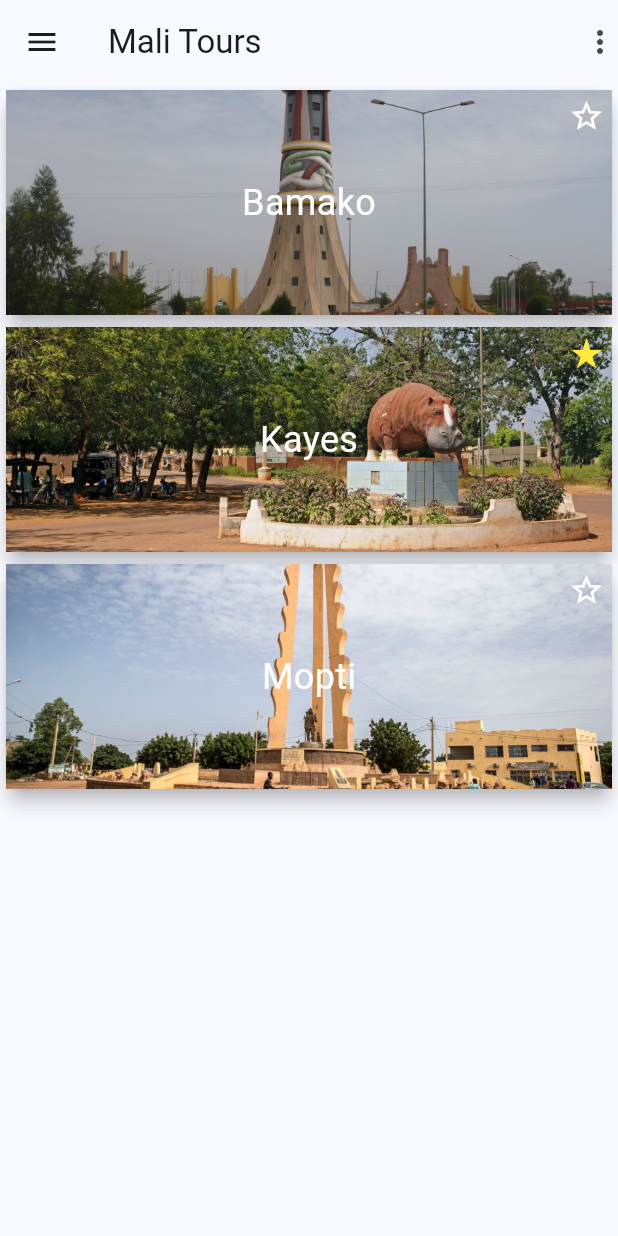
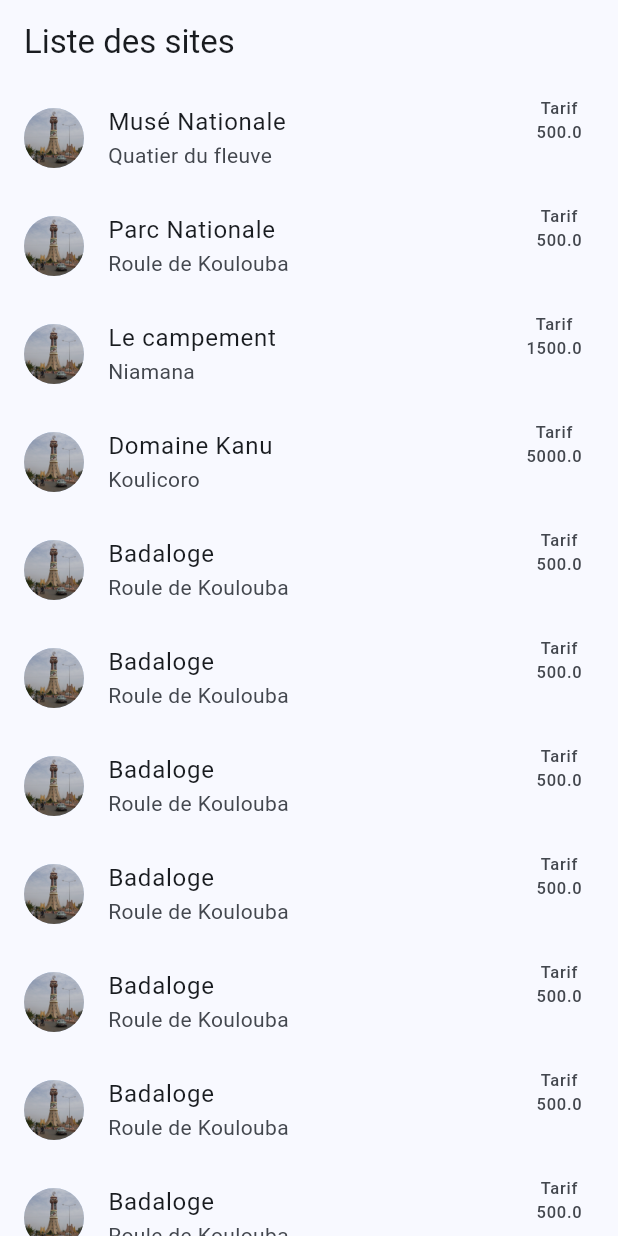
Before and after one commit to lifpro/malitours, a Flutter app: the screen it shows after launch, on a phone screen of 412 x 824 dp. Run offline on Flutter 3.47's test engine with Material 3 defaults, Android fonts, the phone set to English and light mode, and no system bars.

Commit message:
ListView

```diff
--- a/lib/main.dart
+++ b/lib/main.dart
@@ -1,5 +1,5 @@
 import 'package:flutter/material.dart';
-import 'package:malitours/view/home/home_view.dart';
+import 'package:malitours/view/site/site_view.dart';
 
 void main() {
   runApp(const MaliTours());
@@ -16,7 +16,7 @@ class MaliTours extends StatelessWidget {
         theme: ThemeData(
           colorScheme: ColorScheme.fromSeed(seedColor: Colors.blue),
         ),
-      home: HomeView(),
+        home: SiteView() //HomeView(),
         );
   }
 }
--- /dev/null
+++ b/lib/models/data.dart
@@ -0,0 +1,102 @@
+import 'package:malitours/models/site_model.dart';
+
+List<SiteModel> sites = [
+  SiteModel(
+      id: '1',
+      nom: 'Musé Nationale',
+      adresse: 'Quatier du fleuve',
+      tarif: 500,
+      image: 'assets/images/bamako.jpeg',
+      ville: 'Bamako'),
+  SiteModel(
+      id: '2',
+      nom: 'Parc Nationale',
+      adresse: 'Roule de Koulouba',
+      tarif: 500,
+      image: 'assets/images/bamako.jpeg',
+      ville: 'Bamako'),
+  SiteModel(
+      id: '3',
+      nom: 'Le campement',
+      adresse: 'Niamana',
+      tarif: 1500,
+      image: 'assets/images/bamako.jpeg',
+      ville: 'Bamako'),
+  SiteModel(
+      id: '1',
+      nom: 'Domaine Kanu',
+      adresse: 'Koulicoro',
+      tarif: 5000,
+      image: 'assets/images/bamako.jpeg',
+      ville: 'Bamako'),
+  SiteModel(
+      id: '1',
+      nom: 'Badaloge',
+      adresse: 'Roule de Koulouba',
+      tarif: 500,
+      image: 'assets/images/bamako.jpeg',
+      ville: 'Bamako'),
+  SiteModel(
+      id: '1',
+      nom: 'Badaloge',
+      adresse: 'Roule de Koulouba',
+      tarif: 500,
+      image: 'assets/images/bamako.jpeg',
+      ville: 'Bamako'),
+  SiteModel(
+      id: '1',
+      nom: 'Badaloge',
+      adresse: 'Roule de Koulouba',
+      tarif: 500,
+      image: 'assets/images/bamako.jpeg',
+      ville: 'Bamako'),
+  SiteModel(
+      id: '1',
+      nom: 'Badaloge',
+      adresse: 'Roule de Koulouba',
+      tarif: 500,
+      image: 'assets/images/bamako.jpeg',
+      ville: 'Bamako'),
+  SiteModel(
+      id: '1',
+      nom: 'Badaloge',
+      adresse: 'Roule de Koulouba',
+      tarif: 500,
+      image: 'assets/images/bamako.jpeg',
+      ville: 'Bamako'),
+  SiteModel(
+      id: '1',
+      nom: 'Badaloge',
+      adresse: 'Roule de Koulouba',
+      tarif: 500,
+      image: 'assets/images/bamako.jpeg',
+      ville: 'Bamako'),
+  SiteModel(
+      id: '1',
+      nom: 'Badaloge',
+      adresse: 'Roule de Koulouba',
+      tarif: 500,
+      image: 'assets/images/bamako.jpeg',
+      ville: 'Bamako'),
+  SiteModel(
+      id: '1',
+      nom: 'Badaloge',
+      adresse: 'Roule de Koulouba',
+      tarif: 500,
+      image: 'assets/images/bamako.jpeg',
+      ville: 'Bamako'),
+  SiteModel(
+      id: '1',
+      nom: 'Badaloge',
+      adresse: 'Roule de Koulouba',
+      tarif: 500,
+      image: 'assets/images/bamako.jpeg',
+      ville: 'Bamako'),
+  SiteModel(
+      id: '1',
+      nom: 'Badaloge',
+      adresse: 'Roule de Koulouba',
+      tarif: 500,
+      image: 'assets/images/bamako.jpeg',
+      ville: 'Bamako'),
+];
--- /dev/null
+++ b/lib/models/site_model.dart
@@ -0,0 +1,15 @@
+class SiteModel {
+  String id;
+  String nom;
+  String ville;
+  String adresse;
+  double tarif;
+  String image;
+  SiteModel(
+      {required this.id,
+      required this.nom,
+      required this.adresse,
+      required this.tarif,
+      required this.ville,
+      required this.image});
+}
--- a/lib/view/home/home_view.dart
+++ b/lib/view/home/home_view.dart
@@ -1,5 +1,6 @@
 import 'package:flutter/material.dart';
 import 'package:malitours/view/home/widgets/home_card.dart';
+import 'package:malitours/widgets/app_bar_title.dart';
 
 class HomeView extends StatefulWidget {
   const HomeView({super.key});
@@ -30,12 +31,8 @@ class _HomeViewState extends State<HomeView> {
         //   padding: EdgeInsets.fromLTRB(10, 10, 0, 0),
         //   child: FaIcon(FontAwesomeIcons.layerGroup),
         // ),
-        title: InkWell(
-          highlightColor: Colors.red,
-          splashColor: Colors.green,
-          radius: 50,
-          child: const Text('Mali Tours'),
-          onTap: () => print('Salut'),
+        title: AppBarTitle(
+          title: 'Mali Tours',
         ),
         actions: const [
           Icon(Icons.more_vert),
--- /dev/null
+++ b/lib/view/site/site_view.dart
@@ -0,0 +1,31 @@
+import 'package:flutter/material.dart';
+import 'package:malitours/models/site_model.dart';
+import 'package:malitours/view/site/widgets/site_card.dart';
+import 'package:malitours/widgets/app_bar_title.dart';
+
+import '../../models/data.dart' as data;
+
+class SiteView extends StatefulWidget {
+  final List<SiteModel> sites = data.sites;
+  SiteView({super.key});
+
+  @override
+  State<SiteView> createState() => _SiteViewState();
+}
+
+class _SiteViewState extends State<SiteView> {
+  @override
+  Widget build(BuildContext context) {
+    return Scaffold(
+      appBar: AppBar(
+        title: const AppBarTitle(
+          title: 'Liste des sites',
+        ),
+      ),
+      body: ListView.builder(
+        itemCount: widget.sites.length,
+        itemBuilder: (context, index) => SiteCard(site: widget.sites[index]),
+      ),
+    );
+  }
+}
--- /dev/null
+++ b/lib/view/site/widgets/site_card.dart
@@ -0,0 +1,30 @@
+import 'package:flutter/material.dart';
+import 'package:malitours/models/site_model.dart';
+
+class SiteCard extends StatelessWidget {
+  final SiteModel site;
+
+  const SiteCard({
+    super.key,
+    required this.site,
+  });
+
+  @override
+  Widget build(BuildContext context) {
+    return ListTile(
+      leading: CircleAvatar(
+        backgroundImage: AssetImage(
+          site.image,
+        ),
+      ),
+      title: Text(site.nom),
+      subtitle: Text(site.adresse),
+      trailing: Column(
+        children: [
+          const Text('Tarif'),
+          Text(site.tarif.toString()),
+        ],
+      ),
+    );
+  }
+}
--- /dev/null
+++ b/lib/widgets/app_bar_title.dart
@@ -0,0 +1,17 @@
+import 'package:flutter/material.dart';
+
+class AppBarTitle extends StatelessWidget {
+  final String title;
+  const AppBarTitle({super.key, required this.title});
+
+  @override
+  Widget build(BuildContext context) {
+    return InkWell(
+      highlightColor: Colors.red,
+      splashColor: Colors.green,
+      radius: 50,
+      child: Text(title),
+      onTap: () => print('Salut'),
+    );
+  }
+}
```
Lines whose indentation alone changed are shown as unchanged.
